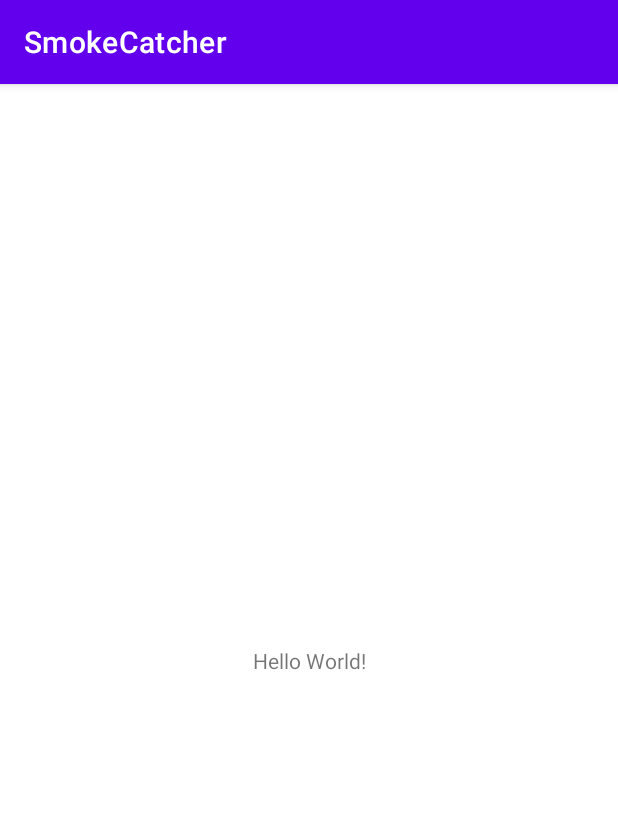
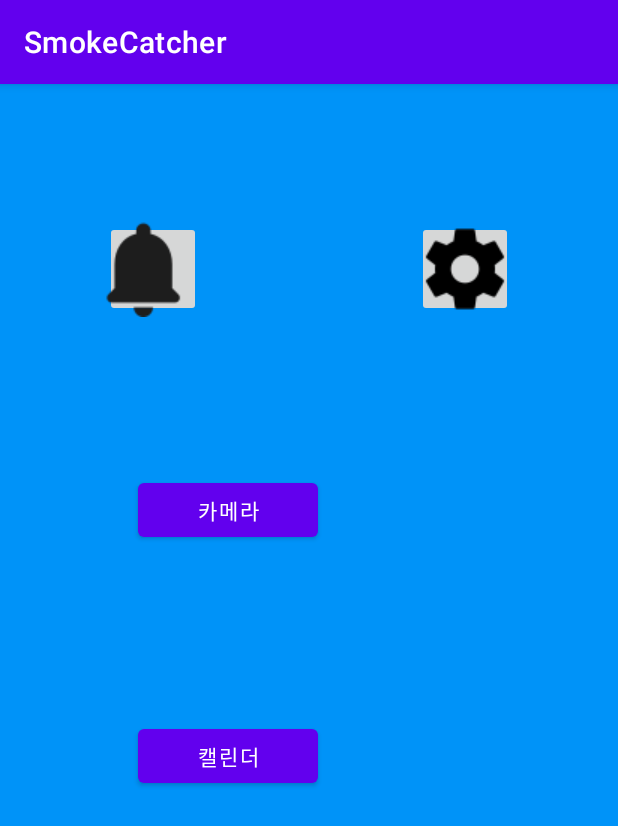
Before and after one commit to Baek97/SmokeCatcher, an Android app: the MainActivity screen opened directly, with no data from a screen before it, on a phone screen of 412 x 824 dp. Shown: the top 826 px of the screen. Run offline under Robolectric (Android 15) with nearby library versions, the phone set to English and light mode, and no system bars.

Commit message:
메인화면

```diff
--- a/app/src/main/res/layout/activity_main.xml
+++ b/app/src/main/res/layout/activity_main.xml
@@ -4,15 +4,62 @@
     xmlns:tools="http://schemas.android.com/tools"
     android:layout_width="match_parent"
     android:layout_height="match_parent"
+    android:background="#0093f8"
     tools:context=".MainActivity">
 
     <TextView
+        android:id="@+id/textView"
+        android:layout_width="match_parent"
+        android:layout_height="wrap_content"
+        app:layout_constraintBottom_toBottomOf="parent"
+        app:layout_constraintHorizontal_bias="1.0"
+        app:layout_constraintLeft_toLeftOf="parent"
+        app:layout_constraintRight_toRightOf="parent"
+        app:layout_constraintTop_toTopOf="parent"
+        app:layout_constraintVertical_bias="0.563" />
+
+    <Button
+        android:id="@+id/button"
+        android:layout_width="120dp"
+        android:layout_height="wrap_content"
+        android:layout_marginTop="260dp"
+        android:layout_marginEnd="200dp"
+        android:layout_marginRight="200dp"
+        android:text="카메라"
+        app:layout_constraintEnd_toEndOf="parent"
+        app:layout_constraintTop_toTopOf="parent" />
+
+    <Button
+        android:id="@+id/button2"
+        android:layout_width="120dp"
+        android:layout_height="wrap_content"
+        android:layout_marginTop="116dp"
+        android:text="캘린더"
+        app:layout_constraintEnd_toEndOf="@+id/button"
+        app:layout_constraintTop_toBottomOf="@+id/button" />
+
+    <ImageButton
+        android:id="@+id/imageButton"
         android:layout_width="wrap_content"
         android:layout_height="wrap_content"
-        android:text="Hello World!"
-        app:layout_constraintBottom_toBottomOf="parent"
-        app:layout_constraintLeft_toLeftOf="parent"
-        app:layout_constraintRight_toRightOf="parent"
-        app:layout_constraintTop_toTopOf="parent" />
+        android:padding="0dp"
+        android:layout_marginStart="70dp"
+        android:layout_marginLeft="70dp"
+        android:layout_marginTop="91dp"
+        app:layout_constraintStart_toStartOf="parent"
+        app:layout_constraintTop_toTopOf="parent"
+        app:srcCompat="@drawable/push" />
+
+    <ImageButton
+        android:id="@+id/imageButton2"
+        android:layout_width="wrap_content"
+        android:layout_height="wrap_content"
+        android:padding="0dp"
+        android:layout_marginEnd="70dp"
+        android:layout_marginRight="70dp"
+        app:layout_constraintBottom_toBottomOf="@+id/imageButton"
+        app:layout_constraintEnd_toEndOf="parent"
+        app:layout_constraintTop_toTopOf="@+id/imageButton"
+        app:srcCompat="@drawable/settings" />
 
 </androidx.constraintlayout.widget.ConstraintLayout>
```
Also changed, not shown: app/src/main/res/drawable/push.png (added), app/src/main/res/drawable/settings.png (added).
